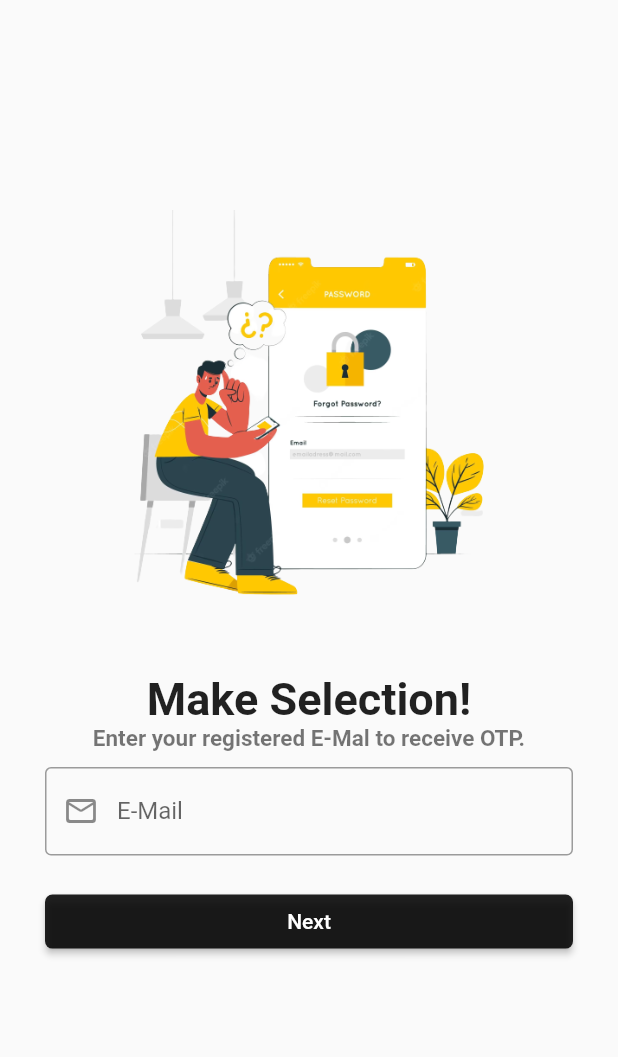
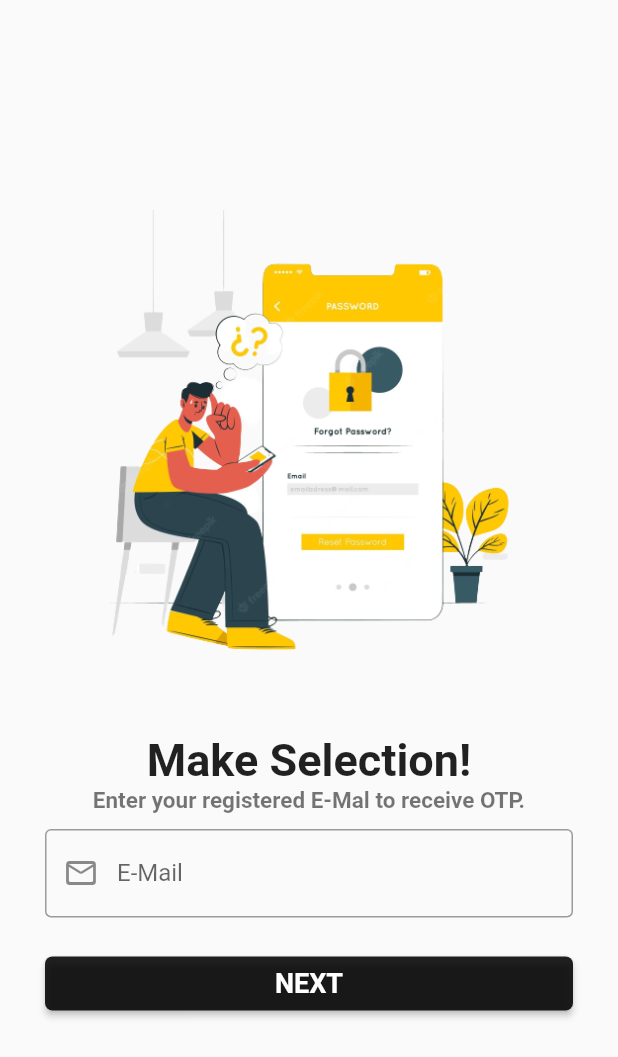
Before and after one commit to Rahul007bond/HRMS, a Flutter app: the ForgotPasswordMailScreen screen opened directly, on a phone screen of 412 x 824 dp. Shown: the top 1057 px of the screen. Run offline on Flutter 3.47's test engine with Material 2 defaults, Android fonts, the phone set to English and light mode, and no system bars; our stand-ins replace flutter_otp_text_field, get, google_fonts, liquid_swipe, smooth_page_indicator.

Commit message:
3rd commit

```diff
--- a/lib/main.dart
+++ b/lib/main.dart
@@ -1,6 +1,6 @@
 import 'package:flutter/material.dart';
 import 'package:get/get_navigation/src/root/get_material_app.dart';
-import 'package:hrms/src/splash.dart';
+import 'package:hrms/src/features/authentication/screens/splash_screen/splash.dart';
 import 'package:hrms/src/utils/theme/theme.dart';
 
 
--- a/lib/src/constants/image_string.dart
+++ b/lib/src/constants/image_string.dart
@@ -6,3 +6,6 @@ const String hOnBoardingimg3="assets/images/onboarding/bg3-removebg-preview.png"
 const String hWelcomeScreenImage="assets/images/welcome/login_bg.png";
 
 const String hForgotPasswordImage="assets/images/forgot_password/forgot-removebg-preview.png";
+
+//const String hOtpVerifyImage="assets/images/otp_verification/otp.gif";
+const String hOtpVerifyImage="assets/images/otp_verification/otpimg-removebg-preview.png";
--- a/lib/src/constants/text_strings.dart
+++ b/lib/src/constants/text_strings.dart
@@ -41,3 +41,7 @@ const String hForgotPhoneSubTitle="Enter your registered Phone no to receive OTP
 
 //forgot password via Email
 const String hForgotMailSubTitle="Enter your registered E-Mal to receive OTP.";
+
+//otp screen text
+const String hOtpSubTitle="verification";
+const String hOtpMessage="Enter the verification code sent at";
--- a/lib/src/features/authentication/screens/forgot_password/forgot_password_mail/forgot_password_mail.dart
+++ b/lib/src/features/authentication/screens/forgot_password/forgot_password_mail/forgot_password_mail.dart
@@ -1,8 +1,12 @@
 import 'package:flutter/material.dart';
+import 'package:get/get.dart';
+import 'package:get/get_core/src/get_main.dart';
+import 'package:google_fonts/google_fonts.dart';
 import 'package:hrms/src/common_widgets/form/form_header_widget.dart';
 import 'package:hrms/src/constants/image_string.dart';
 import 'package:hrms/src/constants/sizes.dart';
 import 'package:hrms/src/constants/text_strings.dart';
+import 'package:hrms/src/features/authentication/screens/forgot_password/forgot_password_otp/otp_screen.dart';
 
 class ForgotPasswordMailScreen extends StatelessWidget {
   const ForgotPasswordMailScreen({super.key});
@@ -24,7 +28,7 @@ class ForgotPasswordMailScreen extends StatelessWidget {
               subTitle: hForgotMailSubTitle,
               crossAxisAlignment: CrossAxisAlignment.center,
               heightBetween: hDefaultSize-10,
-              imageHeight: 0.35,
+              imageHeight: 0.4,
               textAlign: TextAlign.center,
             ),
             const SizedBox(height: 10,),
@@ -39,7 +43,10 @@ class ForgotPasswordMailScreen extends StatelessWidget {
                   ),
                 ),
                 SizedBox(height: 20,),
-                SizedBox(width:double.infinity,child: ElevatedButton(onPressed: (){}, child: Text("Next")))
+                SizedBox(width:double.infinity,child: ElevatedButton(
+                    onPressed: (){
+                        Get.to(()=>const OTPScreen());
+                }, child: Text("NEXT",style: TextStyle(fontSize: 18,fontWeight: FontWeight.bold),)))
               ],
             ))
           ],
--- a/lib/src/features/authentication/screens/onboarding/on_boarding_screen.dart
+++ b/lib/src/features/authentication/screens/onboarding/on_boarding_screen.dart
@@ -54,6 +54,7 @@ class OnBoardingScreen extends StatelessWidget {
             onPressed: ()=> onController.skip(),
             child: const Text("Skip", style: TextStyle(color: Colors.grey),),
           )),
+
           Obx(
             ()=>  Positioned(bottom: 10, child: AnimatedSmoothIndicator( activeIndex: onController.currentPage.value,
             count:3,effect: const WormEffect(
--- a/lib/src/splash.dart
+++ b/lib/src/features/authentication/screens/splash_screen/splash.dart
@@ -1,8 +1,8 @@
 import 'dart:async';
-import './features/authentication/screens/welcome/welcome_screen.dart';
+import '../welcome/welcome_screen.dart';
 import 'package:flutter/material.dart';
 import 'package:hrms/src/features/authentication/screens/onboarding/on_boarding_screen.dart';
-import '../main.dart';
+import '../../../../../main.dart';
 
 class SplashScreen extends StatefulWidget{
   const SplashScreen({super.key});
--- a/lib/src/utils/theme/widget_themes/elevated_button_theme.dart
+++ b/lib/src/utils/theme/widget_themes/elevated_button_theme.dart
@@ -1,6 +1,4 @@
 import 'package:flutter/material.dart';
-
-import '../../../constants/colors.dart';
 import '../../../constants/sizes.dart';
 
 class HElevatedButtonTheme{
```
Also changed, not shown: lib/src/features/authentication/screens/forgot_password/forgot_password_otp/otp_screen.dart (added, +55 -0 lines), pubspec.yaml (+6 -3 lines), assets/images/otp_verification/otp.gif (added), assets/images/otp_verification/otpimg-removebg-preview.png (added), pubspec.lock.
